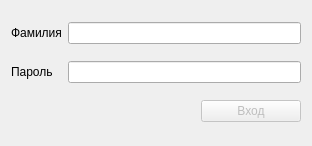
First picture: the form in Forms/Auth.ui, repository NightSkumbry/ege_app_client, before the edit.
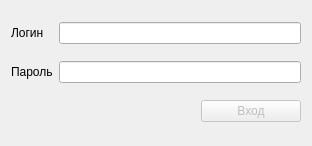
Second picture: the form after the edit.

What changed in the file:
```diff
--- a/Forms/Auth.ui
+++ b/Forms/Auth.ui
@@ -20,7 +20,7 @@
    <item row="0" column="0">
     <widget class="QLabel" name="last_name_lable">
      <property name="text">
-      <string>Фамилия</string>
+      <string>Логин</string>
      </property>
     </widget>
    </item>
```
Left out of the diff: 4 changed lines with no effect on the pictures.
